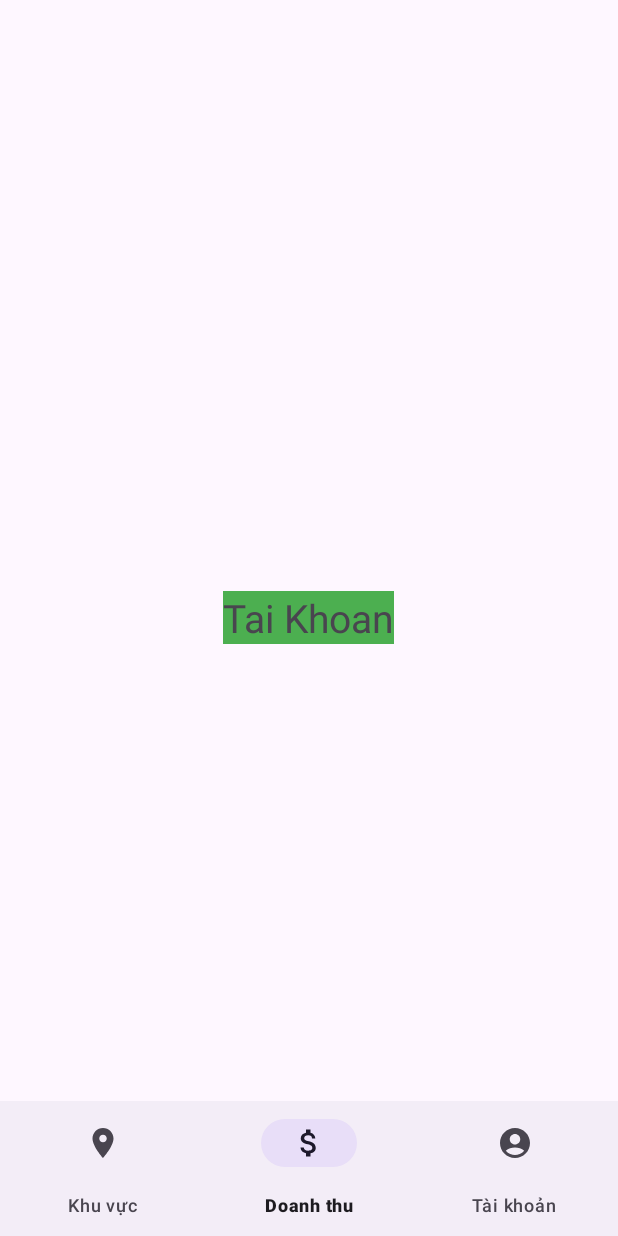
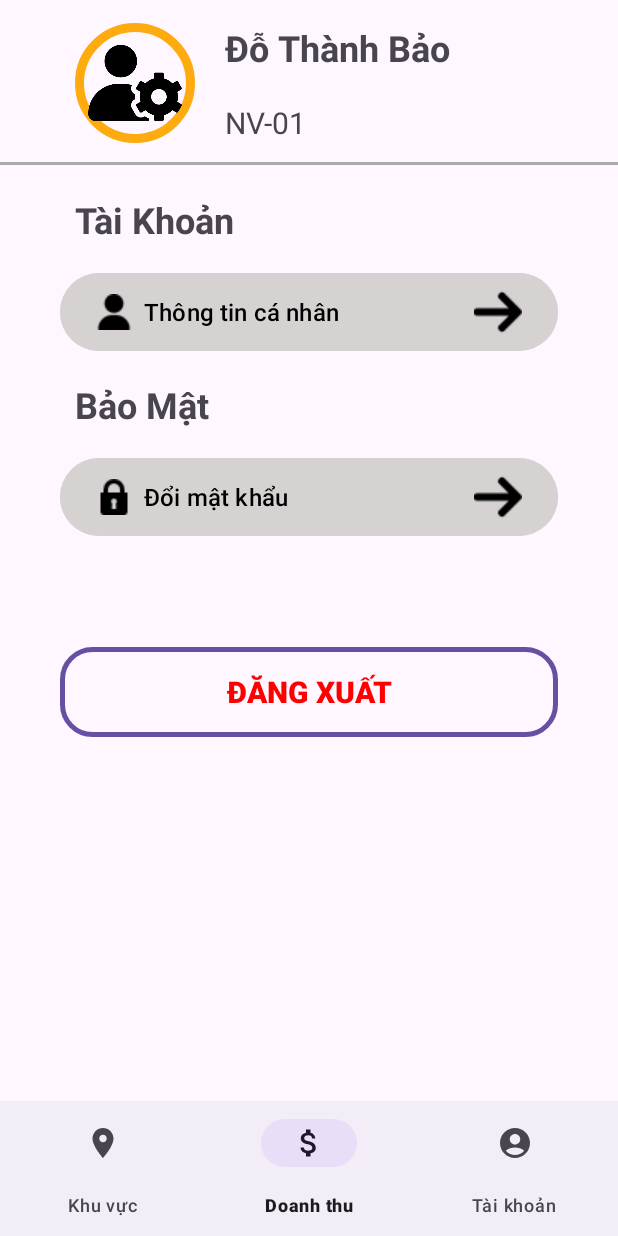
Before and after one commit to truongvu1508/BeanyDrinks, an Android app: the screen it shows after launch (Bottom_Navigation), item 3 of the bottom bar chosen, on a phone screen of 412 x 824 dp. Run offline under Robolectric (Android 15) with nearby library versions, the phone set to English and light mode, and no system bars.

Commit message:
TaiKhoanNhanVien

```diff
--- a/app/src/main/java/com/example/beanydrinks/Bottom_Navigation.java
+++ b/app/src/main/java/com/example/beanydrinks/Bottom_Navigation.java
@@ -23,8 +23,7 @@ public class Bottom_Navigation extends AppCompatActivity {
         ActivityBottomNavigationBinding binding;
         KhuvucFragment khuvucFragment = new KhuvucFragment();
         DoanhthuFragment doanhthuFragment = new DoanhthuFragment();
-        TaikhoanFragment taikhoanFragment = new TaikhoanFragment();
-
+        TaiKhoanNV taiKhoanNV = new TaiKhoanNV();
         @Override
         protected void onCreate(Bundle savedInstanceState) {
             super.onCreate(savedInstanceState);
@@ -61,7 +60,7 @@ public class Bottom_Navigation extends AppCompatActivity {
                         getSupportFragmentManager().beginTransaction().replace(R.id.container,doanhthuFragment).commit();
                             return true;
                     }else if (item.getItemId() ==R.id.taikhoan){
-                        getSupportFragmentManager().beginTransaction().replace(R.id.container,taikhoanFragment).commit();
+                        getSupportFragmentManager().beginTransaction().replace(R.id.container,taiKhoanNV).commit();
 //                            return true;
                     }
                     return false;
--- a/app/src/main/java/com/example/beanydrinks/TaikhoanFragment.java
+++ /dev/null
@@ -1,20 +0,0 @@
-package com.example.beanydrinks;
-
-import android.os.Bundle;
-
-import androidx.fragment.app.Fragment;
-
-import android.view.LayoutInflater;
-import android.view.View;
-import android.view.ViewGroup;
-
-
-public class TaikhoanFragment extends Fragment {
-
-    @Override
-    public View onCreateView(LayoutInflater inflater, ViewGroup container,
-                             Bundle savedInstanceState) {
-
-        return inflater.inflate(R.layout.fragment_taikhoan, container, false);
-    }
-}
--- a/app/src/main/res/layout/fragment_tai_khoan_n_v.xml
+++ b/app/src/main/res/layout/fragment_tai_khoan_n_v.xml
@@ -11,18 +11,18 @@
     <androidx.constraintlayout.widget.ConstraintLayout
         android:id="@+id/frameLayout2"
         android:layout_width="414dp"
-        android:layout_height="149dp"
+        android:layout_height="110dp"
         app:layout_constraintEnd_toEndOf="parent"
         app:layout_constraintStart_toStartOf="parent"
         app:layout_constraintTop_toTopOf="parent">
 
         <ImageView
             android:id="@+id/imageView6"
-            android:layout_width="100dp"
-            android:layout_height="100dp"
-            android:layout_marginStart="20dp"
-            android:layout_marginTop="50dp"
-            android:layout_marginBottom="50dp"
+            android:layout_width="80dp"
+            android:layout_height="80dp"
+            android:layout_marginStart="50dp"
+            android:layout_marginTop="30dp"
+            android:layout_marginBottom="30dp"
             android:background="@drawable/shape8"
             android:src="@drawable/usernhanvien"
             app:layout_constraintBottom_toBottomOf="parent"
@@ -64,8 +64,8 @@
         android:id="@+id/textView12"
         android:layout_width="wrap_content"
         android:layout_height="wrap_content"
-        android:layout_marginStart="20dp"
-        android:layout_marginTop="25dp"
+        android:layout_marginStart="50dp"
+        android:layout_marginTop="20dp"
         android:text="Tài Khoản "
         android:textSize="24sp"
         android:textStyle="bold"
@@ -76,8 +76,8 @@
         android:id="@+id/textView9"
         android:layout_width="wrap_content"
         android:layout_height="wrap_content"
-        android:layout_marginStart="20dp"
-        android:layout_marginTop="25dp"
+        android:layout_marginStart="50dp"
+        android:layout_marginTop="15dp"
         android:text="Bảo Mật"
         android:textSize="24sp"
         android:textStyle="bold"
@@ -88,34 +88,33 @@
         android:id="@+id/button"
         android:layout_width="0dp"
         android:layout_height="60dp"
-        android:layout_marginStart="20dp"
-        android:layout_marginTop="20dp"
-        android:layout_marginEnd="20dp"
+        android:layout_marginStart="40dp"
+        android:layout_marginTop="15dp"
+        android:layout_marginEnd="40dp"
         android:backgroundTint="#D7D2D2"
         android:drawableLeft="@drawable/user"
         android:drawableRight="@drawable/right_arrow"
         android:text="Thông tin cá nhân"
         android:textAlignment="viewStart"
         android:textColor="#000000"
-        android:textSize="20sp"
+        android:textSize="16sp"
         app:layout_constraintEnd_toEndOf="parent"
         app:layout_constraintStart_toStartOf="parent"
         app:layout_constraintTop_toBottomOf="@+id/textView12" />
 
     <Button
         android:id="@+id/button2"
-        android:layout_width="371dp"
+        android:layout_width="0dp"
         android:layout_height="60dp"
-        android:layout_marginTop="20dp"
+        android:layout_marginTop="15dp"
         android:backgroundTint="#D7D2D2"
-        android:drawableLeft="@drawable/user"
+        android:drawableLeft="@drawable/lock"
         android:drawableRight="@drawable/right_arrow"
-        android:text="Thông tin cá nhân"
+        android:text="Đổi mật khẩu "
         android:textAlignment="viewStart"
         android:textColor="#000000"
-        android:textSize="20sp"
+        android:textSize="16sp"
         app:layout_constraintEnd_toEndOf="@+id/button"
-        app:layout_constraintHorizontal_bias="0.0"
         app:layout_constraintStart_toStartOf="@+id/button"
         app:layout_constraintTop_toBottomOf="@+id/textView9" />
 
@@ -123,7 +122,7 @@
         android:id="@+id/button4"
         android:layout_width="0dp"
         android:layout_height="60dp"
-        android:layout_marginTop="100dp"
+        android:layout_marginTop="70dp"
         android:background="@drawable/button_border"
         android:backgroundTint="@null"
         android:text="ĐĂNG XUẤT"
--- a/app/src/main/res/layout/fragment_taikhoan.xml
+++ /dev/null
@@ -1,18 +0,0 @@
-<?xml version="1.0" encoding="utf-8"?>
-<RelativeLayout xmlns:android="http://schemas.android.com/apk/res/android"
-    xmlns:tools="http://schemas.android.com/tools"
-    android:layout_width="match_parent"
-    android:layout_height="match_parent"
-    tools:context=".TaikhoanFragment">
-
-    <!-- TODO: Update blank fragment layout -->
-    <TextView
-
-        android:layout_width="wrap_content"
-        android:layout_height="wrap_content"
-        android:background="#4CAF50"
-        android:layout_centerInParent="true"
-        android:text="Tai Khoan"
-        android:textSize="26sp" />
-
-</RelativeLayout>
```
